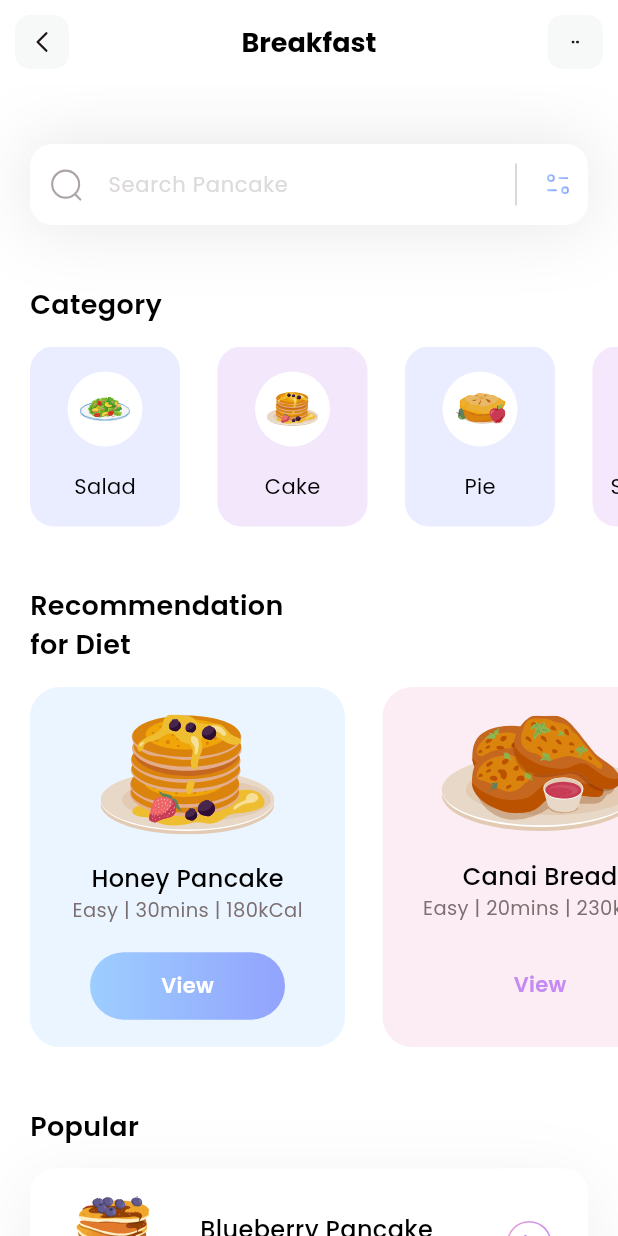
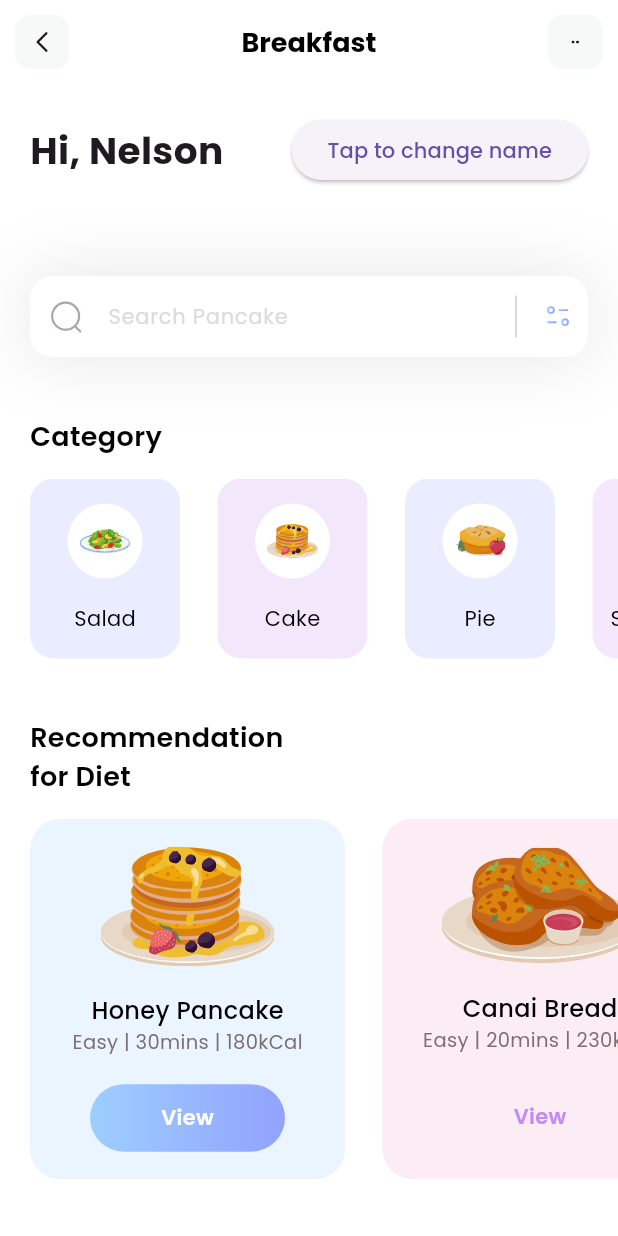
Before and after one commit to damooola/fitness-app, a Flutter app: the screen it shows after launch, on a phone screen of 412 x 824 dp. Run offline on Flutter 3.47's test engine with Material 3 defaults, Android fonts, the phone set to English and light mode, and no system bars; our stand-ins replace flutter_svg.

Commit message:
update name in text field in home page

```diff
--- a/lib/pages/home.dart
+++ b/lib/pages/home.dart
@@ -16,10 +16,23 @@ class _HomePageState extends State<HomePage> {
   List<DietModel> diets = [];
   List<PopularModel> populars = [];
 
+  String userName = 'Nelson';
+  TextEditingController newUserNameController = TextEditingController();
+
   void _getInitialInfo() {
     categories = CategoryModel.getCategories();
     diets = DietModel.getDiets();
     populars = PopularModel.getPopulars();
+  }
+
+  void _userName() {
+    setState(() {
+      if (newUserNameController.text == '') {
+        newUserNameController.text = 'Nelson';
+      } else {
+        userName = newUserNameController.text;
+      }
+    });
   }
 
   @override
@@ -30,6 +43,22 @@ class _HomePageState extends State<HomePage> {
       appBar: appBar(),
       body: ListView(
         children: [
+          Padding(
+            padding: const EdgeInsets.all(20),
+            child: Row(
+              mainAxisAlignment: MainAxisAlignment.spaceBetween,
+              children: [
+                Text(
+                  'Hi, $userName',
+                  style: const TextStyle(
+                      fontWeight: FontWeight.bold, fontSize: 25),
+                ),
+                ElevatedButton(
+                    onPressed: _userName,
+                    child: const Text('Tap to change name'))
+              ],
+            ),
+          ),
           _searchField(),
           const SizedBox(height: 40),
           _categoriesSection(),
@@ -288,6 +317,7 @@ class _HomePageState extends State<HomePage> {
         ],
       ),
       child: TextField(
+        controller: newUserNameController,
         decoration: InputDecoration(
           hintText: 'Search Pancake',
           hintStyle: const TextStyle(color: Color(0xffDDDADA), fontSize: 14),
```
